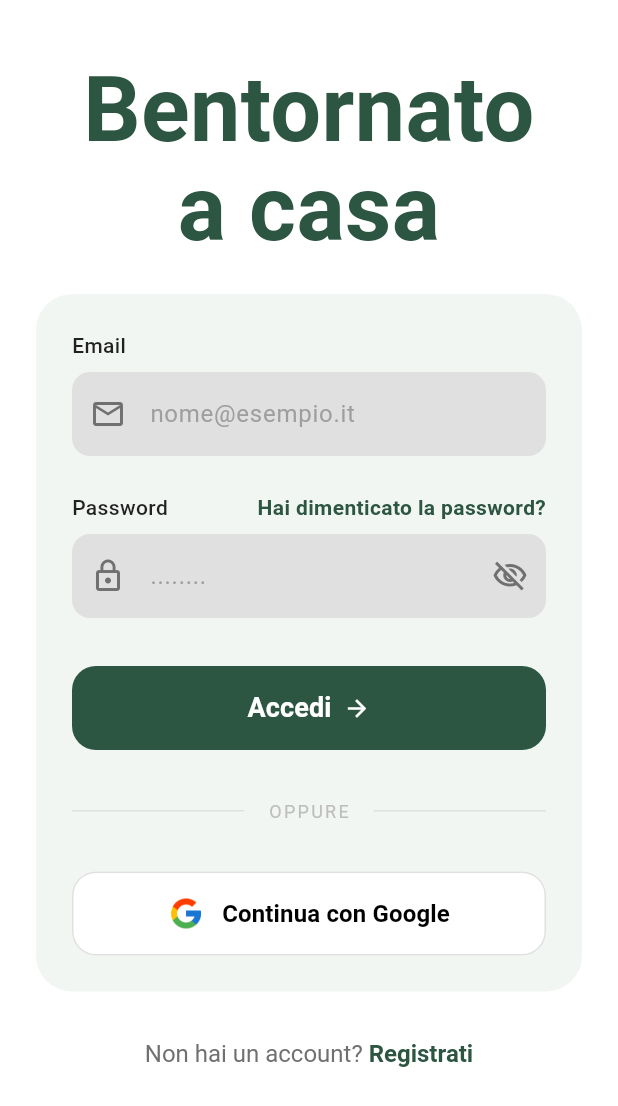
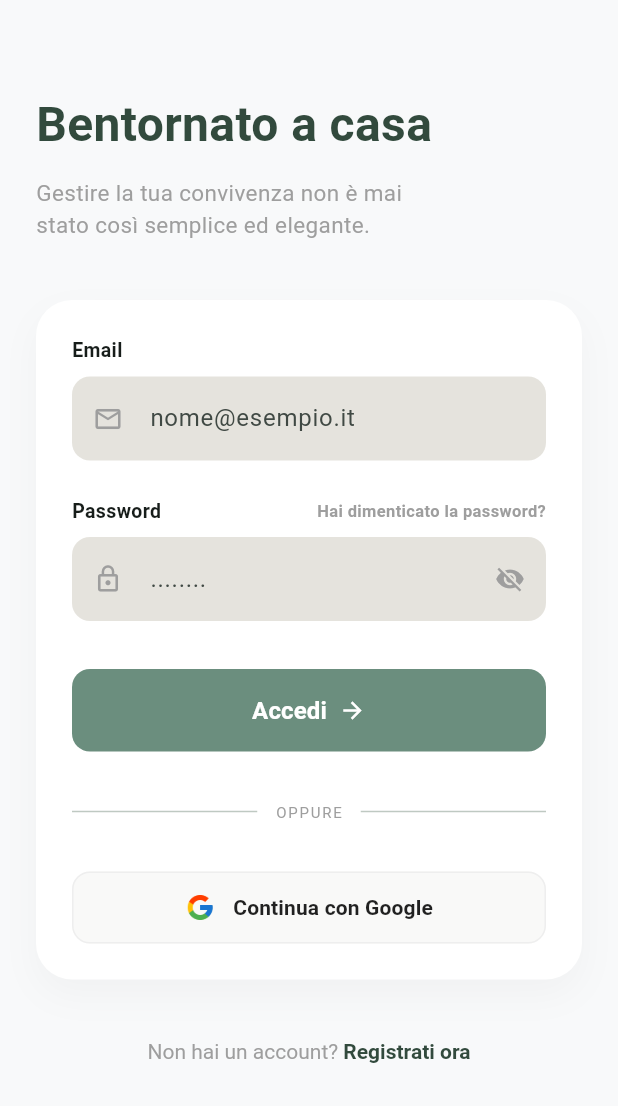
Before and after one commit to The-Debuggers-6-0/HomeMate, a Flutter app: the screen it shows after launch, on a phone screen of 412 x 824 dp. Shown: the top 1106 px of the screen. Run offline on Flutter 3.47's test engine with Material 3 defaults, Android fonts, the phone set to English and light mode, and no system bars; our stand-ins replace cloud_firestore, firebase_auth, firebase_core, google_sign_in; accounts and stored records are empty.

Commit message:
Sistemazione grafica

```diff
--- a/lib/schermate/login_page.dart
+++ b/lib/schermate/login_page.dart
@@ -1,11 +1,11 @@
 import 'package:flutter/material.dart';
 import 'package:firebase_auth/firebase_auth.dart';
+import 'package:google_sign_in/google_sign_in.dart';
+import 'package:cloud_firestore/cloud_firestore.dart';
 import 'registration_page.dart';
 import 'forgot_password_page.dart';
-
-import 'package:google_sign_in/google_sign_in.dart';
-import 'package:cloud_firestore/cloud_firestore.dart';
-import '../auth/auth_checker.dart'; // Nuova schermata di controllo
+import '../theme/app_colors.dart';
+import '../auth/auth_checker.dart';
 
 class LoginPage extends StatefulWidget {
   const LoginPage({super.key});
@@ -15,23 +15,15 @@ class LoginPage extends StatefulWidget {
 }
 
 class _LoginPageState extends State<LoginPage> {
-  // Controller per leggere i dati inseriti dall'utente
   final _emailController = TextEditingController();
   final _passwordController = TextEditingController();
+  bool _obscurePassword = true;
+  bool _isLoading = false;
 
-  // Metti a true per disattivare rapidamente tutti i pulsanti/tap.
-  final bool _disableActions = false;
+  final Color _titleGreen = const Color(0xFF324A3D); // Verde scuro come nell'immagine
+  final Color _inputBg = const Color(0xFFE5E3DD);    // Grigio-beige per i campi
 
-  // Variabile per mostrare/nascondere la password
-  bool _obscurePassword = true;
-
-  // Definizione dei colori presi dal prototipo
-  final Color darkGreen = Color(0xFF2C5542); // Verde scuro del testo e pulsante
-  final Color lightBackground = Color(0xFFF2F6F3); // Sfondo chiaro della scheda
-  final Color greyTextColor = Color(0xFF707070); // Grigio del sottotitolo e etichette
-  final Color inputFieldColor = Color(0xFFE0E0E0); // Grigio chiaro dei campi input
-
-  // --- LOGICA FIREBASE: LOGIN EMAIL/PASSWORD ---
+  // --- LOGICA LOGIN EMAIL ---
   Future<void> _loginWithEmail() async {
     final email = _emailController.text.trim();
     final password = _passwordController.text.trim();
@@ -41,97 +33,65 @@ class _LoginPageState extends State<LoginPage> {
       return;
     }
 
+    setState(() => _isLoading = true);
+
     try {
-      // Mostra un caricamento (opzionale, ma consigliato)
-      showDialog(
-        context: context,
-        barrierDismissible: false,
-        builder: (context) => Center(child: CircularProgressIndicator(color: darkGreen)),
-      );
-
-      // Tenta il login con Firebase
       final userCredential = await FirebaseAuth.instance.signInWithEmailAndPassword(
         email: email,
         password: password,
       );
 
-      // Login riuscito: chiudi il caricamento e controlla il profilo
-      Navigator.pop(context); // Chiude il dialog
-      print("Login riuscito!");
+      if (!mounted) return;
       Navigator.pushReplacement(
         context,
         MaterialPageRoute(builder: (_) => AuthChecker(user: userCredential.user!)),
       );
-
     } on FirebaseAuthException catch (e) {
-      Navigator.pop(context); // Chiude il dialog
       String message = "Errore durante il login.";
-      if (e.code == 'user-not-found') {
-        message = "Nessun utente trovato per questa email.";
-      } else if (e.code == 'wrong-password') {
-        message = "Password errata.";
-      }
+      if (e.code == 'user-not-found') message = "Nessun utente trovato.";
+      else if (e.code == 'wrong-password') message = "Password errata.";
       _showErrorSnackBar(message);
     } catch (e) {
-      Navigator.pop(context); // Chiude il dialog
-      _showErrorSnackBar("Errore imprevisto: ${e.toString()}");
+      _showErrorSnackBar("Errore imprevisto.");
+    } finally {
+      if (mounted) setState(() => _isLoading = false);
     }
   }
 
   // --- LOGICA GOOGLE SIGN-IN ---
   Future<void> _loginWithGoogle() async {
+    setState(() => _isLoading = true);
     try {
-      // Mostra un caricamento per far capire che sta lavorando
-      showDialog(
-        context: context,
-        barrierDismissible: false,
-        builder: (context) => Center(child: CircularProgressIndicator(color: darkGreen)),
-      );
-
-      // 1. Inizializza il nuovo Google Sign In
       await GoogleSignIn.instance.initialize(
         serverClientId: '888055527021-qnbqpe4o7dp1io5mo6vln0eq75g8uate.apps.googleusercontent.com',
       );
 
-      // 2. Avvia la finestra di Google usando l'istanza corretta
       final GoogleSignInAccount googleUser = await GoogleSignIn.instance.authenticate();
+      final GoogleSignInAuthentication googleAuth = await googleUser.authentication;
+      final credential = GoogleAuthProvider.credential(idToken: googleAuth.idToken);
 
-      // 3. Ottieni i "documenti" da Google
-      final GoogleSignInAuthentication googleAuth = googleUser.authentication;
-
-      // 4. Trasforma i documenti in una chiave per Firebase
-      final credential = GoogleAuthProvider.credential(
-        idToken: googleAuth.idToken,
-      );
-
-      // 5. Entra in Firebase
       final UserCredential userCredential = await FirebaseAuth.instance.signInWithCredential(credential);
 
-      // 6. Salva l'utente nel tuo Database Firestore!
+      // Salva/Aggiorna su Firestore
       await FirebaseFirestore.instance.collection('users').doc(userCredential.user!.uid).set({
         'email': userCredential.user!.email,
         'name': userCredential.user!.displayName ?? 'Utente Google',
         'lastLogin': FieldValue.serverTimestamp(),
       }, SetOptions(merge: true));
 
-      // 7. Login completato!
       if (!mounted) return;
-      Navigator.pop(context); // Chiude il caricamento
-
-      // Controlla se andare alla home o al setup profilo!
       Navigator.pushReplacement(
         context,
         MaterialPageRoute(builder: (_) => AuthChecker(user: userCredential.user!)),
       );
-
     } catch (e) {
       if (!mounted) return;
-      Navigator.pop(context); // Chiude il caricamento
-      _showErrorSnackBar("Errore Google Sign-In: ${e.toString()}");
+      _showErrorSnackBar("Errore Google Sign-In.");
+    } finally {
+      if (mounted) setState(() => _isLoading = false);
     }
   }
 
-  // Funzione utility per mostrare errori
   void _showErrorSnackBar(String message) {
     ScaffoldMessenger.of(context).showSnackBar(
       SnackBar(content: Text(message), backgroundColor: Colors.redAccent),
@@ -141,163 +101,169 @@ class _LoginPageState extends State<LoginPage> {
   @override
   Widget build(BuildContext context) {
     return Scaffold(
-      backgroundColor: Colors.white, // Sfondo pagina principale
-      // SafeArea impedisce che il contenuto vada sotto la barra di stato o notch
+      backgroundColor: AppColors.background,
       body: SafeArea(
-        child: SingleChildScrollView( // Permette lo scroll se la tastiera copre lo schermo
-          padding: EdgeInsets.symmetric(horizontal: 24.0, vertical: 16.0),
+        child: SingleChildScrollView(
+          padding: const EdgeInsets.symmetric(horizontal: 24.0),
           child: Column(
             crossAxisAlignment: CrossAxisAlignment.start,
             children: [
-              SizedBox(height: 24),
-              // --- Titolo Principale ---
-              Center(
-                child: Text(
-                  "Bentornato\na casa", // Il '\n' forza l'andata a capo
-                  textAlign: TextAlign.center, // Centra il testo all'interno del widget Text
-                  style: TextStyle(
-                    color: darkGreen,
-                    fontSize: 60, // Dimensione grande per il titolo
-                    fontWeight: FontWeight.bold,
-                    height: 1.1, // Spaziatura interlinea stretta per un look moderno
-                  ),
+              const SizedBox(height: 60),
+
+              // --- INTESTAZIONE ---
+              Text(
+                "Bentornato a casa",
+                style: TextStyle(
+                  color: _titleGreen,
+                  fontSize: 32,
+                  fontWeight: FontWeight.bold,
                 ),
               ),
-              SizedBox(height: 24), // Spazio tra titolo e form
+              const SizedBox(height: 12),
+              const Text(
+                "Gestire la tua convivenza non è mai\nstato così semplice ed elegante.",
+                style: TextStyle(
+                  color: Colors.grey,
+                  fontSize: 15,
+                  height: 1.4,
+                ),
+              ),
+              const SizedBox(height: 40),
 
-              // --- Scheda Bianca Arrotondata del Form ---
+              // --- CARD BIANCA DEL FORM ---
               Container(
-                padding: EdgeInsets.all(24.0),
+                padding: const EdgeInsets.all(24.0),
                 decoration: BoxDecoration(
-                  color: lightBackground,
+                  color: Colors.white,
                   borderRadius: BorderRadius.circular(24),
+                  boxShadow: [
+                    BoxShadow(
+                      color: Colors.black.withOpacity(0.03),
+                      blurRadius: 20,
+                      offset: const Offset(0, 10),
+                    ),
+                  ],
                 ),
                 child: Column(
                   crossAxisAlignment: CrossAxisAlignment.start,
                   children: [
-                    // --- Campo Email ---
-                    Text("Email", style: TextStyle(color: Colors.black87, fontWeight: FontWeight.w500)),
-                    SizedBox(height: 8),
-                    _buildInputField(
+                    // Email
+                    const Text("Email", style: TextStyle(fontWeight: FontWeight.w600, fontSize: 13)),
+                    const SizedBox(height: 8),
+                    _buildField(
                       controller: _emailController,
                       hint: "nome@esempio.it",
                       icon: Icons.email_outlined,
                     ),
-                    SizedBox(height: 24),
+                    const SizedBox(height: 24),
 
-                    // --- Campo Password + Link Dimenticata ---
+                    // Password
                     Row(
                       mainAxisAlignment: MainAxisAlignment.spaceBetween,
                       children: [
-                        Text("Password", style: TextStyle(color: Colors.black87, fontWeight: FontWeight.w500)),
-                        GestureDetector( // O TextButton, a seconda di cosa hai usato
-                          onTap: () {
-                            Navigator.push(
-                              context,
-                              MaterialPageRoute(builder: (context) => const ForgotPasswordPage()),
-                            );
-                          },
-                          child: Text(
+                        const Text("Password", style: TextStyle(fontWeight: FontWeight.w600, fontSize: 13)),
+                        GestureDetector(
+                          onTap: () => Navigator.push(context, MaterialPageRoute(builder: (_) => const ForgotPasswordPage())),
+                          child: const Text(
                             "Hai dimenticato la password?",
-                            style: TextStyle(color: darkGreen, fontWeight: FontWeight.bold),
+                            style: TextStyle(fontSize: 11, fontWeight: FontWeight.bold, color: Colors.grey),
                           ),
                         ),
                       ],
                     ),
-                    SizedBox(height: 8),
-                    _buildInputField(
+                    const SizedBox(height: 8),
+                    _buildField(
                       controller: _passwordController,
                       hint: "........",
                       icon: Icons.lock_outline,
                       isPassword: true,
                     ),
-                    SizedBox(height: 32),
+                    const SizedBox(height: 32),
 
-                    // --- Pulsante ACCEDI ---
-                    ElevatedButton(
-                      onPressed: _disableActions ? null : _loginWithEmail,
-                      style: ElevatedButton.styleFrom(
-                        backgroundColor: darkGreen,
-                        foregroundColor: Colors.white,
-                        minimumSize: Size(double.infinity, 56), // Alto e largo tutto lo schermo
-                        shape: RoundedRectangleBorder(
-                          borderRadius: BorderRadius.circular(16),
+                    // Bottone Accedi
+                    SizedBox(
+                      width: double.infinity,
+                      child: ElevatedButton(
+                        onPressed: _isLoading ? null : _loginWithEmail,
+                        style: ElevatedButton.styleFrom(
+                          backgroundColor: AppColors.primaryGreen,
+                          foregroundColor: Colors.white,
+                          padding: const EdgeInsets.symmetric(vertical: 16),
+                          shape: RoundedRectangleBorder(borderRadius: BorderRadius.circular(12)),
+                          elevation: 0,
                         ),
-                        elevation: 0,
-                      ),
-                      child: Row(
-                        mainAxisAlignment: MainAxisAlignment.center,
-                        children: [
-                          Text("Accedi", style: TextStyle(fontSize: 18, fontWeight: FontWeight.bold)),
-                          SizedBox(width: 8),
-                          Icon(Icons.arrow_forward),
-                        ],
+                        child: _isLoading
+                          ? const SizedBox(height: 20, width: 20, child: CircularProgressIndicator(color: Colors.white, strokeWidth: 2))
+                          : const Row(
+                              mainAxisAlignment: MainAxisAlignment.center,
+                              children: [
+                                Text("Accedi", style: TextStyle(fontSize: 16, fontWeight: FontWeight.bold)),
+                                SizedBox(width: 8),
+                                Icon(Icons.arrow_forward, size: 18),
+                              ],
+                            ),
                       ),
                     ),
-                    SizedBox(height: 32),
 
-                    // --- Divisore OPPURE ---
-                    Row(
+                    const SizedBox(height: 32),
+                    // Divisore OPPURE
+                    const Row(
                       children: [
-                        Expanded(child: Divider(color: Colors.grey[300])),
+                        Expanded(child: Divider()),
                         Padding(
-                          padding: EdgeInsets.symmetric(horizontal: 16.0),
-                          child: Text("OPPURE", style: TextStyle(color: Colors.grey[400], fontSize: 12, letterSpacing: 1.5)),
+                          padding: EdgeInsets.symmetric(horizontal: 12),
+                          child: Text("OPPURE", style: TextStyle(fontSize: 10, color: Colors.grey, letterSpacing: 1.2)),
                         ),
-                        Expanded(child: Divider(color: Colors.grey[300])),
+                        Expanded(child: Divider()),
                       ],
                     ),
-                    SizedBox(height: 32),
+                    const SizedBox(height: 32),
 
-                    // --- Pulsante GOOGLE ---
-                    OutlinedButton(
-                      onPressed: _disableActions ? null : _loginWithGoogle,
-                      style: OutlinedButton.styleFrom(
-                        backgroundColor: Colors.white,
-                        foregroundColor: Colors.black,
-                        minimumSize: Size(double.infinity, 56),
-                        shape: RoundedRectangleBorder(
-                          borderRadius: BorderRadius.circular(16),
+                    // Bottone Google
+                    SizedBox(
+                      width: double.infinity,
+                      child: OutlinedButton(
+                        onPressed: _isLoading ? null : _loginWithGoogle,
+                        style: OutlinedButton.styleFrom(
+                          side: BorderSide(color: Colors.grey.shade200),
+                          padding: const EdgeInsets.symmetric(vertical: 14),
+                          shape: RoundedRectangleBorder(borderRadius: BorderRadius.circular(12)),
+                          backgroundColor: const Color(0xFFF9F9F8),
                         ),
-                        side: BorderSide(color: Colors.grey[300]!), // Bordo leggero
-                        elevation: 0,
-                      ),
-                      child: Row(
-                        mainAxisAlignment: MainAxisAlignment.center,
-                        children: [
-                          // Se hai il logo Google come asset, usa: Image.asset('assets/google_logo.png', height: 24)
-                          Image.asset('assets/images/icons8-logo-di-google-144.png', height: 24),
-                          SizedBox(width: 12),
-                          Text("Continua con Google", style: TextStyle(fontSize: 16, fontWeight: FontWeight.w600)),
-                        ],
+                        child: Row(
+                          mainAxisAlignment: MainAxisAlignment.center,
+                          children: [
+                            Image.asset('assets/images/icons8-logo-di-google-144.png', height: 20),
+                            const SizedBox(width: 12),
+                            const Text("Continua con Google", style: TextStyle(color: Colors.black87, fontWeight: FontWeight.w600)),
+                          ],
+                        ),
                       ),
                     ),
                   ],
                 ),
               ),
-              SizedBox(height: 32),
 
-              // --- Testo Footer (Non hai un account? Registrati) ---
+              const SizedBox(height: 40),
+              // Footer: Registrati
               Center(
                 child: GestureDetector(
-                  onTap: () {
-                    Navigator.push(
-                      context,
-                      MaterialPageRoute(builder: (_) => RegistrationPage()),
-                    );
-                  },
+                  onTap: () => Navigator.push(context, MaterialPageRoute(builder: (_) => const RegistrationPage())),
                   child: RichText(
-                    text: TextSpan(
-                      style: TextStyle(color: greyTextColor, fontSize: 16),
+                    text: const TextSpan(
+                      style: TextStyle(color: Colors.grey, fontSize: 14),
                       children: [
                         TextSpan(text: "Non hai un account? "),
-                        TextSpan(text: "Registrati", style: TextStyle(color: darkGreen, fontWeight: FontWeight.bold)),
+                        TextSpan(
+                          text: "Registrati ora",
+                          style: TextStyle(color: Color(0xFF324A3D), fontWeight: FontWeight.bold),
+                        ),
                       ],
                     ),
                   ),
                 ),
               ),
-              SizedBox(height: 32), // Spazio finale
+              const SizedBox(height: 20),
             ],
           ),
         ),
@@ -305,34 +271,24 @@ class _LoginPageState extends State<LoginPage> {
     );
   }
 
-  // Widget utility per creare i campi input (Email e Password)
-  Widget _buildInputField({
-    required TextEditingController controller,
-    required String hint,
-    required IconData icon,
-    bool isPassword = false,
-  }) {
+  Widget _buildField({required TextEditingController controller, required String hint, required IconData icon, bool isPassword = false}) {
     return Container(
       decoration: BoxDecoration(
-        color: inputFieldColor,
+        color: _inputBg,
         borderRadius: BorderRadius.circular(12),
       ),
       child: TextField(
         controller: controller,
-        obscureText: isPassword ? _obscurePassword : false, // Nasconde il testo se password
-        style: TextStyle(color: Colors.black87),
+        obscureText: isPassword ? _obscurePassword : false,
         decoration: InputDecoration(
           hintText: hint,
-          hintStyle: TextStyle(color: Colors.grey[500]),
-          prefixIcon: Icon(icon, color: greyTextColor), // Icona a sinistra
-          suffixIcon: isPassword // Icona occhio a destra solo per la password
-              ? IconButton(
-                  icon: Icon(_obscurePassword ? Icons.visibility_off_outlined : Icons.visibility_outlined, color: greyTextColor),
-                  onPressed: _disableActions ? null : () => setState(() => _obscurePassword = !_obscurePassword),
-                )
-              : null,
-          border: InputBorder.none, // Nasconde il bordo di default di Flutter
-          contentPadding: EdgeInsets.symmetric(horizontal: 16, vertical: 16),
+          prefixIcon: Icon(icon, color: Colors.grey, size: 20),
+          suffixIcon: isPassword ? IconButton(
+            icon: Icon(_obscurePassword ? Icons.visibility_off : Icons.visibility, color: Colors.grey, size: 20),
+            onPressed: () => setState(() => _obscurePassword = !_obscurePassword),
+          ) : null,
+          border: InputBorder.none,
+          contentPadding: const EdgeInsets.symmetric(vertical: 16, horizontal: 16),
         ),
       ),
     );
```
Also changed, not shown: lib/schermate/aggiungi_casa.dart (+76 -77 lines), lib/schermate/registration_page.dart (+142 -135 lines).
